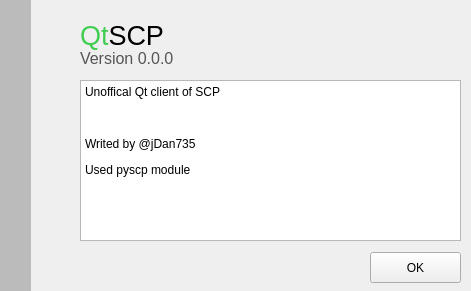
jDan735/qtscp, file qtscp/aboutapp/aboutapp.ui: the form before one commit.
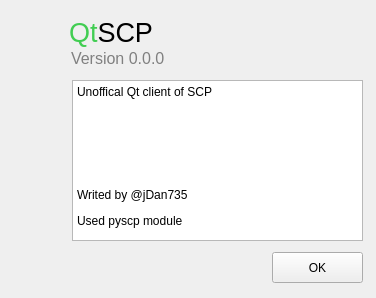
The form after the commit. Icons and pictures are not drawn.

```diff
--- a/qtscp/aboutapp/aboutapp.ui
+++ b/qtscp/aboutapp/aboutapp.ui
@@ -9,8 +9,8 @@
    <rect>
     <x>0</x>
     <y>0</y>
-    <width>471</width>
-    <height>291</height>
+    <width>376</width>
+    <height>298</height>
    </rect>
   </property>
   <property name="sizePolicy">
@@ -62,37 +62,11 @@
   <property name="modal">
    <bool>true</bool>
   </property>
-  <widget class="QWidget" name="widget" native="true">
-   <property name="geometry">
-    <rect>
-     <x>0</x>
-     <y>0</y>
-     <width>31</width>
-     <height>311</height>
-    </rect>
-   </property>
-   <property name="styleSheet">
-    <string notr="true">background:#bbb</string>
-   </property>
-  </widget>
-  <widget class="QLabel" name="label">
-   <property name="geometry">
-    <rect>
-     <x>10</x>
-     <y>10</y>
-     <width>71</width>
-     <height>71</height>
-    </rect>
-   </property>
-   <property name="text">
-    <string>&lt;html&gt;&lt;head/&gt;&lt;body&gt;&lt;p&gt;&lt;img src=&quot;:/default/img/app/qt&quot;/&gt;&lt;/p&gt;&lt;/body&gt;&lt;/html&gt;</string>
-   </property>
-  </widget>
   <widget class="QLabel" name="label_2">
    <property name="geometry">
     <rect>
-     <x>80</x>
-     <y>20</y>
+     <x>69</x>
+     <y>17</y>
      <width>91</width>
      <height>31</height>
     </rect>
@@ -111,9 +85,9 @@
   <widget class="QTextBrowser" name="textBrowser">
    <property name="geometry">
     <rect>
-     <x>80</x>
+     <x>72</x>
      <y>80</y>
-     <width>381</width>
+     <width>291</width>
      <height>161</height>
     </rect>
    </property>
@@ -128,21 +102,26 @@
 &lt;html&gt;&lt;head&gt;&lt;meta name=&quot;qrichtext&quot; content=&quot;1&quot; /&gt;&lt;style type=&quot;text/css&quot;&gt;
 p, li { white-space: pre-wrap; }
 &lt;/style&gt;&lt;/head&gt;&lt;body style=&quot; font-family:'MS Shell Dlg 2'; font-size:8.25pt; font-weight:400; font-style:normal;&quot;&gt;
-&lt;p style=&quot; margin-top:12px; margin-bottom:12px; margin-left:0px; margin-right:0px; -qt-block-indent:0; text-indent:0px;&quot;&gt;&lt;span style=&quot; font-family:'Noto Sans Display'; font-size:9pt;&quot;&gt;Unoffical Qt client of SCP&lt;/span&gt;&lt;/p&gt;
-&lt;p style=&quot;-qt-paragraph-type:empty; margin-top:12px; margin-bottom:12px; margin-left:0px; margin-right:0px; -qt-block-indent:0; text-indent:0px; font-family:'Noto Sans Display'; font-size:9pt;&quot;&gt;&lt;br /&gt;&lt;/p&gt;
-&lt;p style=&quot; margin-top:12px; margin-bottom:12px; margin-left:0px; margin-right:0px; -qt-block-indent:0; text-indent:0px;&quot;&gt;&lt;span style=&quot; font-family:'Noto Sans Display'; font-size:9pt;&quot;&gt;Writed by @jDan735&lt;/span&gt;&lt;/p&gt;
-&lt;p style=&quot; margin-top:12px; margin-bottom:12px; margin-left:0px; margin-right:0px; -qt-block-indent:0; text-indent:0px;&quot;&gt;&lt;span style=&quot; font-family:'Noto Sans Display'; font-size:9pt;&quot;&gt;Used pyscp module&lt;/span&gt;&lt;/p&gt;&lt;/body&gt;&lt;/html&gt;</string>
+&lt;p style=&quot; margin-top:12px; margin-bottom:12px; margin-left:0px; margin-right:0px; -qt-block-indent:0; text-indent:0px;&quot;&gt;&lt;span style=&quot; font-family:'Noto Sans Display'; font-size:9pt; color:#000000;&quot;&gt;Unoffical Qt client of SCP&lt;/span&gt;&lt;/p&gt;
+&lt;p style=&quot;-qt-paragraph-type:empty; margin-top:12px; margin-bottom:12px; margin-left:0px; margin-right:0px; -qt-block-indent:0; text-indent:0px; font-family:'Noto Sans Display'; font-size:9pt; color:#000000;&quot;&gt;&lt;br /&gt;&lt;/p&gt;
+&lt;p style=&quot;-qt-paragraph-type:empty; margin-top:12px; margin-bottom:12px; margin-left:0px; margin-right:0px; -qt-block-indent:0; text-indent:0px; color:#000000;&quot;&gt;&lt;br /&gt;&lt;/p&gt;
+&lt;p style=&quot;-qt-paragraph-type:empty; margin-top:12px; margin-bottom:12px; margin-left:0px; margin-right:0px; -qt-block-indent:0; text-indent:0px; font-family:'Noto Sans Display'; font-size:9pt; color:#000000;&quot;&gt;&lt;br /&gt;&lt;/p&gt;
+&lt;p style=&quot; margin-top:12px; margin-bottom:12px; margin-left:0px; margin-right:0px; -qt-block-indent:0; text-indent:0px;&quot;&gt;&lt;span style=&quot; font-family:'Noto Sans Display'; font-size:9pt; color:#000000;&quot;&gt;Writed by @jDan735&lt;/span&gt;&lt;/p&gt;
+&lt;p style=&quot; margin-top:12px; margin-bottom:12px; margin-left:0px; margin-right:0px; -qt-block-indent:0; text-indent:0px;&quot;&gt;&lt;span style=&quot; font-family:'Noto Sans Display'; font-size:9pt; color:#000000;&quot;&gt;Used pyscp module&lt;/span&gt;&lt;/p&gt;&lt;/body&gt;&lt;/html&gt;</string>
    </property>
   </widget>
   <widget class="QPushButton" name="pushButton">
    <property name="geometry">
     <rect>
-     <x>370</x>
+     <x>272</x>
      <y>252</y>
      <width>91</width>
      <height>31</height>
     </rect>
    </property>
+   <property name="styleSheet">
+    <string notr="true"/>
+   </property>
    <property name="text">
     <string>OK</string>
    </property>
@@ -159,7 +138,7 @@
   <widget class="QLabel" name="label_3">
    <property name="geometry">
     <rect>
-     <x>80</x>
+     <x>71</x>
      <y>50</y>
      <width>121</width>
      <height>17</height>
@@ -171,12 +150,25 @@
     </font>
    </property>
    <property name="styleSheet">
-    <string notr="true">color:#555</string>
+    <string notr="true">color:gray</string>
    </property>
    <property name="text">
     <string>Version 0.0.0</string>
    </property>
   </widget>
+  <widget class="QLabel" name="label">
+   <property name="geometry">
+    <rect>
+     <x>0</x>
+     <y>10</y>
+     <width>61</width>
+     <height>141</height>
+    </rect>
+   </property>
+   <property name="text">
+    <string>&lt;html&gt;&lt;head/&gt;&lt;body&gt;&lt;p&gt;&lt;img width=70 src=&quot;:/default/img/app/picture (13).png&quot;/&gt;&lt;/p&gt;&lt;/body&gt;&lt;/html&gt;</string>
+   </property>
+  </widget>
  </widget>
  <resources>
   <include location="aboutapp_res.qrc"/>
```
Left out of the diff: 2 changed lines with no effect on the pictures.
